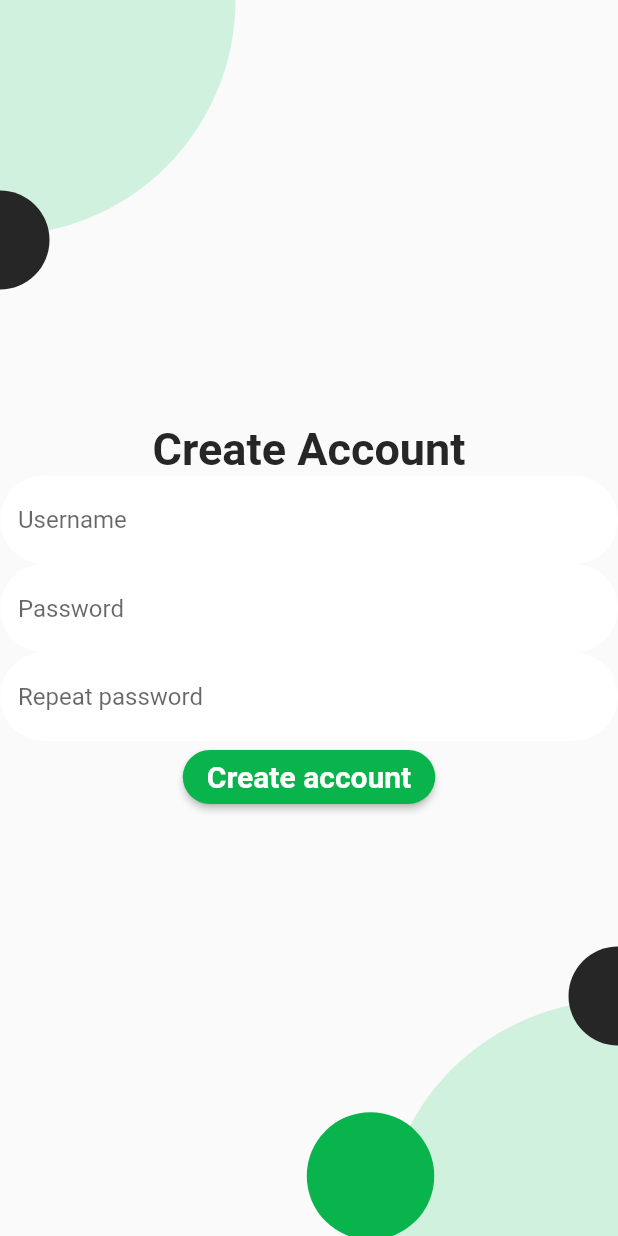
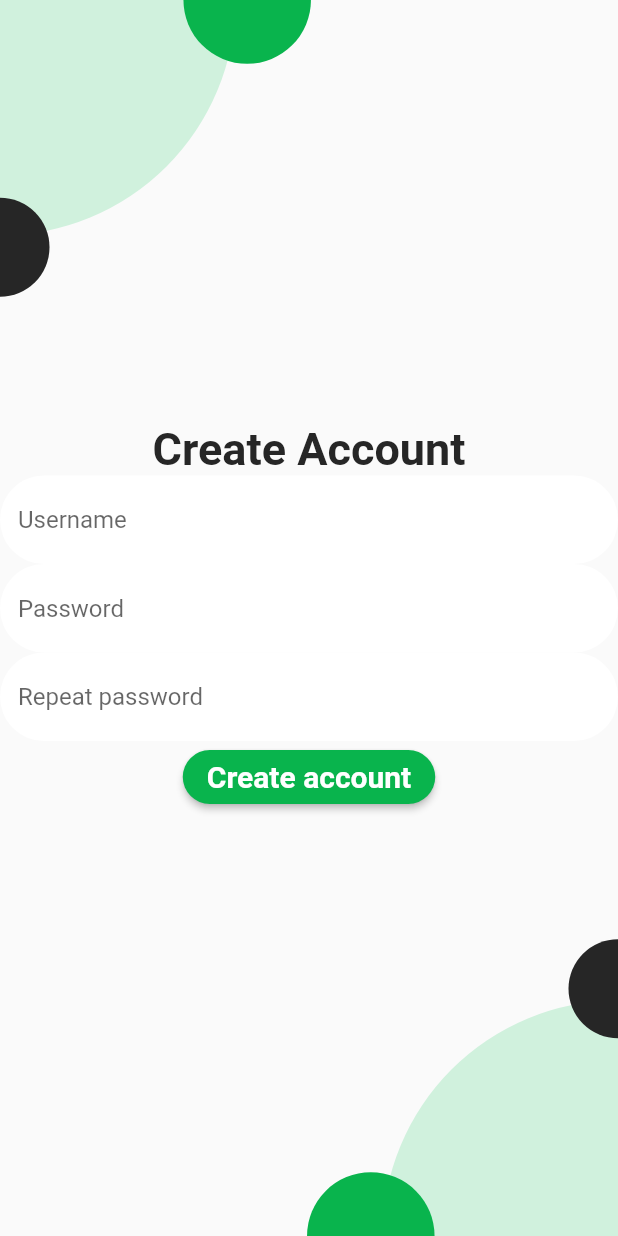
Before and after one commit to seifalaa/FoodCam-Frontend, a Flutter app: the screen it shows after launch, after a tap on "Signup", on a phone screen of 412 x 824 dp. Run offline on Flutter 3.47's test engine with Material 2 defaults, Android fonts, the phone set to English and light mode, and no system bars; our stand-ins replace loading_overlay.

Commit message:
1. Adjusting the paint circles to be responsive.

```diff
--- a/lib/pages/login.dart
+++ b/lib/pages/login.dart
@@ -32,7 +32,6 @@ class _LoginState extends State<Login> {
         progressIndicator: CircularProgressIndicator(
           color: KPrimaryColor,
         ),
-        child: SafeArea(
         child: Stack(
           children: [
             Container(
@@ -116,8 +115,7 @@ class _LoginState extends State<Login> {
                                     _isLoading = false;
                                   });
                                   if (!response) {
-                                      ScaffoldMessenger.of(context)
-                                          .showSnackBar(
+                                    ScaffoldMessenger.of(context).showSnackBar(
                                       SnackBar(
                                         content: Text('Invalid Credentials'),
                                       ),
@@ -223,7 +221,6 @@ class _LoginState extends State<Login> {
           ],
         ),
       ),
-      ),
     );
   }
 }
--- a/lib/widgets/login_bg.dart
+++ b/lib/widgets/login_bg.dart
@@ -33,30 +33,34 @@ class BG extends CustomPainter {
     canvas.drawCircle(
       Offset(
         0,
-        160,
+        MediaQuery.of(context).size.height * 0.2,
       ),
       33,
       circle3,
     );
     canvas.drawCircle(
       Offset(
-        160,
-        -50,
+        MediaQuery.of(context).size.width * 0.4,
+        0,
       ),
       42.5,
       circle2,
     );
     canvas.drawCircle(
       Offset(
-        MediaQuery.of(context).size.width-165,
-        MediaQuery.of(context).size.height - 40,
+        MediaQuery.of(context).size.width -
+            MediaQuery.of(context).size.width * 0.4,
+        MediaQuery.of(context).size.height,
       ),
       42.5,
       circle2,
     );
     canvas.drawCircle(
-      Offset(MediaQuery.of(context).size.width,
-          MediaQuery.of(context).size.height - 160),
+      Offset(
+        MediaQuery.of(context).size.width,
+        MediaQuery.of(context).size.height -
+            MediaQuery.of(context).size.height * 0.2,
+      ),
       33,
       circle3,
     );
```
Lines whose indentation alone changed are shown as unchanged.
